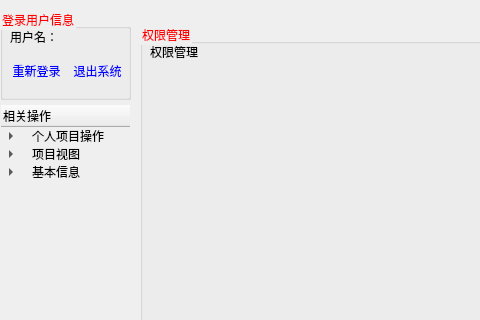
First picture: the form in SoftwareProManagement/mainwindow.ui, repository crawler-john/graduationProject, before the edit; both pictures show x 0 to 480 and y 0 to 320 of the 800 by 474 pixel window.
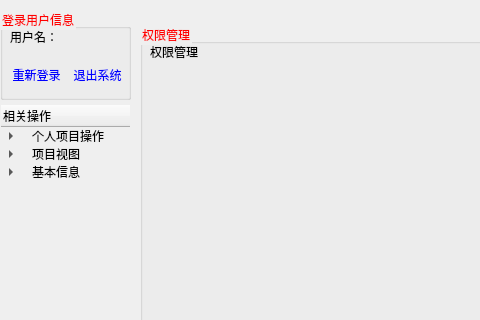
Second picture: the form after the edit. Icons and pictures are not drawn.

```diff
--- a/SoftwareProManagement/mainwindow.ui
+++ b/SoftwareProManagement/mainwindow.ui
@@ -167,7 +167,7 @@
      <property name="geometry">
       <rect>
        <x>6</x>
-       <y>50</y>
+       <y>54</y>
        <width>61</width>
        <height>23</height>
       </rect>
@@ -189,7 +189,7 @@
      <property name="geometry">
       <rect>
        <x>67</x>
-       <y>50</y>
+       <y>54</y>
        <width>61</width>
        <height>23</height>
       </rect>
```
Left out of the diff: 18 changed lines with no effect on the pictures.
